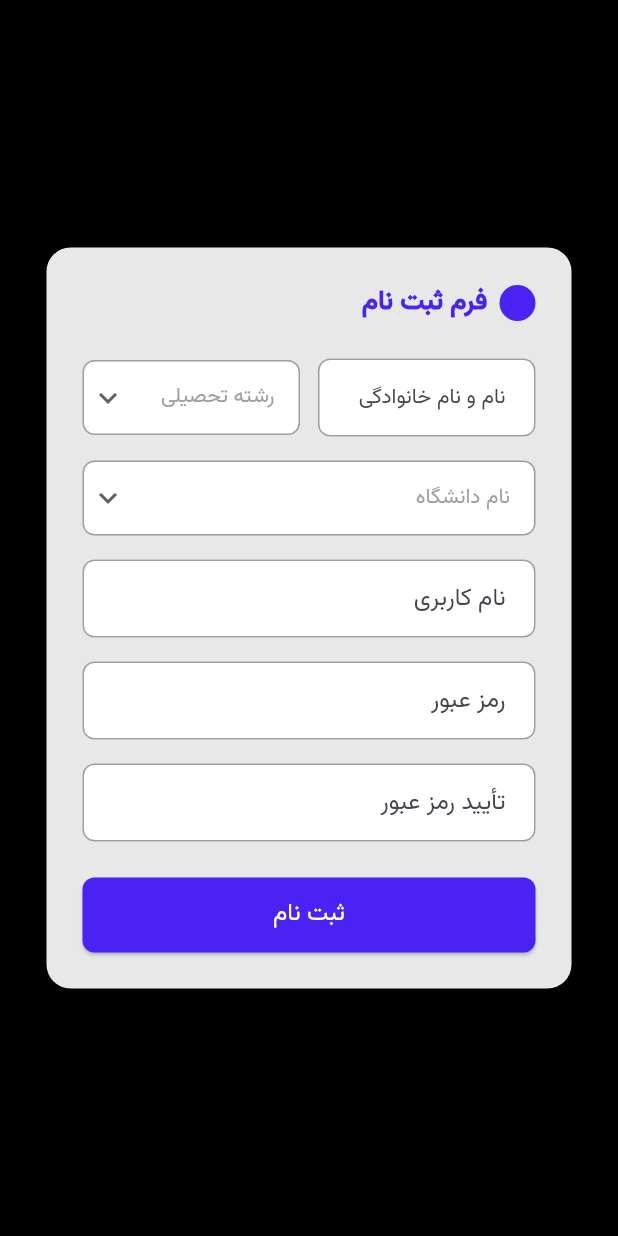
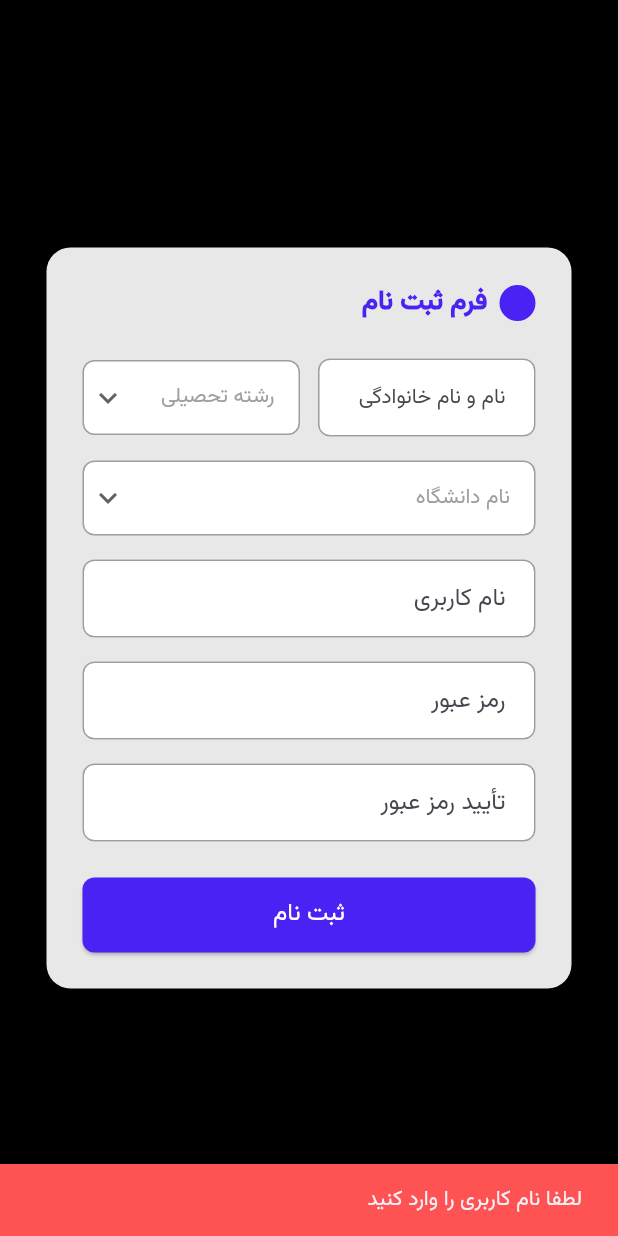
Before and after one commit to Sobhankhedry/Student-Helper-UI, a Flutter app: the RegisterPage screen opened directly, after a tap on "ثبت نام", on a phone screen of 412 x 824 dp. Run offline on Flutter 3.47's test engine with Material 3 defaults, Android fonts, the phone set to English and light mode, and no system bars.

```diff
--- /dev/null
+++ b/lib/models/LoginRequest.dart
@@ -0,0 +1,10 @@
+class LoginRequest {
+  final String email;
+  final String password;
+
+  LoginRequest({required this.email, required this.password});
+
+  Map<String, dynamic> toJson() {
+    return {'email': email, 'password': password};
+  }
+}
--- /dev/null
+++ b/lib/models/User.dart
@@ -0,0 +1,35 @@
+class User {
+  final String userName;
+  final String password;
+  final String university;
+  final String fullName;
+  final String major;
+
+  User({
+    required this.userName,
+    required this.password,
+    required this.university,
+    required this.fullName,
+    required this.major,
+  });
+
+  factory User.fromJson(Map<String, dynamic> json) {
+    return User(
+      userName: json['userName'],
+      password: json['password'],
+      university: json['university'],
+      fullName: json['fullName'],
+      major: json['major'],
+    );
+  }
+
+  Map<String, dynamic> toJson() {
+    return {
+      'userName': userName,
+      'password': password,
+      'university': university,
+      'fullName': fullName,
+      'major': major,
+    };
+  }
+}
--- a/lib/register_page.dart
+++ b/lib/register_page.dart
@@ -1,4 +1,6 @@
 import 'package:flutter/material.dart';
+import 'package:flutter_application_2/models/User.dart';
+import 'package:flutter_application_2/services/api_services.dart';
 
 class RegisterPage extends StatefulWidget {
   const RegisterPage({super.key});
@@ -12,6 +14,8 @@ class _RegisterPageState extends State<RegisterPage> {
   final _usernameController = TextEditingController();
   final _passwordController = TextEditingController();
   final _confirmPasswordController = TextEditingController();
+  String? selectedUniversity;
+  String? selectedMajor;
 
   String? _selectedField;
   String? _selectedUniversity;
@@ -59,7 +63,6 @@ class _RegisterPageState extends State<RegisterPage> {
               mainAxisSize: MainAxisSize.min,
               crossAxisAlignment: CrossAxisAlignment.start,
               children: [
-                // Header with circle
                 Row(
                   mainAxisAlignment: MainAxisAlignment.start,
                   children: [
@@ -96,7 +99,10 @@ class _RegisterPageState extends State<RegisterPage> {
                         decoration: const InputDecoration(
                           hintText: 'نام و نام خانوادگی',
                           hintTextDirection: TextDirection.rtl,
-                          hintStyle: TextStyle(fontFamily: 'Vazir', fontSize: 14),
+                          hintStyle: TextStyle(
+                            fontFamily: 'Vazir',
+                            fontSize: 14,
+                          ),
                         ),
                       ),
                     ),
@@ -174,15 +180,106 @@ class _RegisterPageState extends State<RegisterPage> {
 
                 // Register button
                 ElevatedButton(
-                  onPressed: () {
-                    // Handle registration logic
+                  onPressed: () async {
+                    if (_usernameController.text.trim().isEmpty) {
+                      ScaffoldMessenger.of(context).showSnackBar(
+                        const SnackBar(
+                          content: Text(
+                            "لطفا نام کاربری را وارد کنید",
+                            textDirection: TextDirection.rtl,
+                            style: TextStyle(fontFamily: 'Vazir'),
+                          ),
+                          backgroundColor: Colors.redAccent,
+                        ),
+                      );
+                      return;
+                    }
+                    final email = _usernameController.text;
+
+                    final name = _nameController.text;
+                    if (_selectedUniversity == null) {
+                      ScaffoldMessenger.of(context).showSnackBar(
+                        const SnackBar(
+                          content: Text(
+                            "لطفا دانشگاه را انتخاب کنید",
+                            textDirection: TextDirection.rtl,
+                            style: TextStyle(fontFamily: 'Vazir'),
+                          ),
+                          backgroundColor: Colors.redAccent,
+                        ),
+                      );
+                      return;
+                    }
+                    final university = _selectedUniversity!;
+                    if (_selectedField == null) {
+                      ScaffoldMessenger.of(context).showSnackBar(
+                        const SnackBar(
+                          content: Text(
+                            "لطفا رشته را انتخاب کنید",
+                            textDirection: TextDirection.rtl,
+                            style: TextStyle(fontFamily: 'Vazir'),
+                          ),
+                          backgroundColor: Colors.redAccent,
+                        ),
+                      );
+                      return;
+                    }
+                    final major = _selectedField!;
+                    if (_passwordController.text.trim().isEmpty) {
+                      ScaffoldMessenger.of(context).showSnackBar(
+                        const SnackBar(
+                          content: Text(
+                            "لطفا رمز عبور را وارد کنید",
+                            textDirection: TextDirection.rtl,
+                            style: TextStyle(fontFamily: 'Vazir'),
+                          ),
+                          backgroundColor: Colors.redAccent,
+                        ),
+                      );
+                      return;
+                    }
+                    if (_passwordController.text !=
+                        _confirmPasswordController.text) {
+                      ScaffoldMessenger.of(context).showSnackBar(
+                        const SnackBar(
+                          content: Text(
+                            'پسورد ها مطابقت ندارد',
+                            textDirection: TextDirection.rtl,
+                            style: TextStyle(fontFamily: 'Vazir'),
+                          ),
+                          backgroundColor: Colors.redAccent,
+                        ),
+                      );
+                      return; // Stop execution if passwords don't match
+                    }
+                    final password = _passwordController.text;
+                    try {
+                      final user = User(
+                        userName: email,
+                        password: password,
+                        university: university,
+                        major: major,
+                        fullName: name,
+                      );
+                      final responseMessage = await ApiService().signUp(user);
+
+                      ScaffoldMessenger.of(
+                        context,
+                      ).showSnackBar(SnackBar(content: Text(responseMessage)));
+                    } on HttpException catch (e) {
+                      if (e.statusCode == 400) {
+                        ScaffoldMessenger.of(context).showSnackBar(
+                          SnackBar(
+                            content: Text("نام کاربری از قبل انتخاب شده است"),
+                            backgroundColor: Colors.redAccent,
+                          ),
+                        );
+                      }
+                    }
                   },
                   child: const Text(
                     'ثبت نام',
-                    style: TextStyle(
-                      fontFamily: 'Vazir',
-                      fontSize: 16,
-                    ),
+                    style: TextStyle(fontFamily: 'Vazir', fontSize: 16),
                   ),
                 ),
               ],
@@ -204,7 +301,7 @@ class _RegisterPageState extends State<RegisterPage> {
       decoration: BoxDecoration(
         border: Border.all(color: Colors.grey),
         borderRadius: BorderRadius.circular(8.0),
-        color: Colors.white
+        color: Colors.white,
       ),
       child: Directionality(
         textDirection: TextDirection.rtl,
@@ -228,13 +325,11 @@ class _RegisterPageState extends State<RegisterPage> {
               icon: const Icon(Icons.keyboard_arrow_down),
               iconSize: 24,
               elevation: 16,
-              style: const TextStyle(
-                fontFamily: 'Vazir',
-                color: Colors.black,
-              ),
+              style: const TextStyle(fontFamily: 'Vazir', color: Colors.black),
               dropdownColor: Colors.white,
               alignment: AlignmentDirectional.centerEnd,
-              items: items.map<DropdownMenuItem<String>>((String item) {
+              items:
+                  items.map<DropdownMenuItem<String>>((String item) {
                     return DropdownMenuItem<String>(
                       value: item,
                       alignment: Alignment.centerRight,
--- /dev/null
+++ b/lib/services/api_services.dart
@@ -0,0 +1,49 @@
+import 'dart:convert';
+import 'package:http/http.dart' as http;
+import '../models/User.dart';
+import '../models/LoginRequest.dart';
+
+class ApiService {
+  static const String baseUrl = 'http://10.0.2.2:7007/api/Users';
+
+  // Sign Up
+  Future<String> signUp(User user) async {
+    final response = await http.post(
+      Uri.parse('$baseUrl/signup'),
+      headers: {'Content-Type': 'application/json'},
+      body: jsonEncode(user.toJson()),
+    );
+
+    if (response.statusCode == 200) {
+      return response.body;
+    } else {
+      // Throw exception with status code and body
+      throw HttpException(response.statusCode, response.body);
+    }
+  }
+
+  // Loginu
+  Future<String> login(LoginRequest loginRequest) async {
+    final response = await http.post(
+      Uri.parse('$baseUrl/Login'),
+      headers: {'Content-Type': 'application/json'},
+      body: jsonEncode(loginRequest.toJson()),
+    );
+
+    if (response.statusCode == 200) {
+      return response.body; // e.g., "welcome username"
+    } else {
+      throw Exception('Failed to login: ${response.body}');
+    }
+  }
+}
+
+class HttpException implements Exception {
+  final int statusCode;
+  final String message;
+
+  HttpException(this.statusCode, this.message);
+
+  @override
+  String toString() => 'HttpException: $statusCode → $message';
+}
```
Lines whose indentation alone changed are shown as unchanged.
